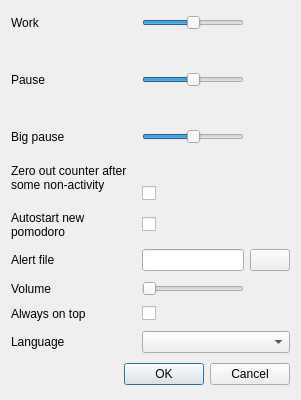
First picture: the form in src/settings.ui, repository rtkt/pomodoro, before the edit.
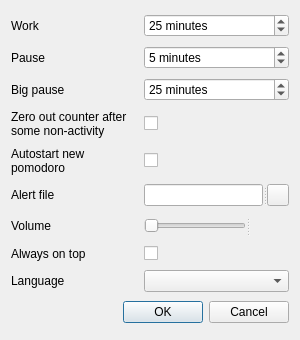
Second picture: the form after the edit.

What changed in the file:
```diff
--- a/src/settings.ui
+++ b/src/settings.ui
@@ -6,10 +6,16 @@
    <rect>
     <x>0</x>
     <y>0</y>
-    <width>301</width>
-    <height>400</height>
+    <width>300</width>
+    <height>340</height>
    </rect>
   </property>
+  <property name="minimumSize">
+   <size>
+    <width>300</width>
+    <height>340</height>
+   </size>
+  </property>
   <property name="windowTitle">
    <string>Settings</string>
   </property>
@@ -22,103 +28,77 @@
     </widget>
    </item>
    <item row="0" column="1">
-    <widget class="QSlider" name="work">
+    <widget class="QSpinBox" name="work">
+     <property name="toolTip">
+      <string>&lt;html&gt;&lt;head/&gt;&lt;body&gt;&lt;p&gt;Duration of pomodoros.&lt;/p&gt;&lt;/body&gt;&lt;/html&gt;</string>
+     </property>
+     <property name="suffix">
+      <string> minutes</string>
+     </property>
      <property name="minimum">
-      <number>15</number>
+      <number>10</number>
      </property>
      <property name="maximum">
-      <number>35</number>
+      <number>40</number>
      </property>
      <property name="value">
       <number>25</number>
      </property>
-     <property name="orientation">
-      <enum>Qt::Horizontal</enum>
-     </property>
     </widget>
    </item>
-   <item row="1" column="2">
-    <widget class="QLabel" name="workText">
-     <property name="maximumSize">
-      <size>
-       <width>16777215</width>
-       <height>22</height>
-      </size>
-     </property>
-     <property name="text">
-      <string/>
-     </property>
-     <property name="alignment">
-      <set>Qt::AlignRight|Qt::AlignTop|Qt::AlignTrailing</set>
-     </property>
-    </widget>
-   </item>
-   <item row="2" column="0">
+   <item row="1" column="0">
     <widget class="QLabel" name="pauseLabel">
      <property name="text">
       <string>Pause</string>
      </property>
     </widget>
    </item>
-   <item row="2" column="1">
-    <widget class="QSlider" name="pause">
+   <item row="1" column="1">
+    <widget class="QSpinBox" name="pause">
+     <property name="toolTip">
+      <string>&lt;html&gt;&lt;head/&gt;&lt;body&gt;&lt;p&gt;Duration of pauses.&lt;/p&gt;&lt;/body&gt;&lt;/html&gt;</string>
+     </property>
+     <property name="suffix">
+      <string> minutes</string>
+     </property>
      <property name="minimum">
       <number>2</number>
      </property>
      <property name="maximum">
-      <number>8</number>
-     </property>
-     <property name="pageStep">
-      <number>2</number>
+      <number>10</number>
      </property>
      <property name="value">
       <number>5</number>
      </property>
-     <property name="orientation">
-      <enum>Qt::Horizontal</enum>
-     </property>
     </widget>
    </item>
-   <item row="3" column="2">
-    <widget class="QLabel" name="pauseText">
-     <property name="maximumSize">
-      <size>
-       <width>16777215</width>
-       <height>22</height>
-      </size>
-     </property>
-     <property name="text">
-      <string/>
-     </property>
-     <property name="alignment">
-      <set>Qt::AlignRight|Qt::AlignTop|Qt::AlignTrailing</set>
-     </property>
-    </widget>
-   </item>
-   <item row="4" column="0">
+   <item row="2" column="0">
     <widget class="QLabel" name="bigPauseLabel">
      <property name="text">
       <string>Big pause</string>
      </property>
     </widget>
    </item>
-   <item row="4" column="1">
-    <widget class="QSlider" name="bigPause">
+   <item row="2" column="1">
+    <widget class="QSpinBox" name="bigPause">
+     <property name="toolTip">
+      <string>&lt;html&gt;&lt;head/&gt;&lt;body&gt;&lt;p&gt;Duration of big pauses&lt;/p&gt;&lt;p&gt;(after every fourth completed pomodoro).&lt;/p&gt;&lt;/body&gt;&lt;/html&gt;</string>
+     </property>
+     <property name="suffix">
+      <string> minutes</string>
+     </property>
      <property name="minimum">
       <number>10</number>
      </property>
      <property name="maximum">
-      <number>20</number>
+      <number>40</number>
      </property>
      <property name="value">
-      <number>15</number>
-     </property>
-     <property name="orientation">
-      <enum>Qt::Horizontal</enum>
+      <number>25</number>
      </property>
     </widget>
    </item>
-   <item row="5" column="0" rowspan="2">
+   <item row="3" column="0">
     <widget class="QLabel" name="autoZeroLabel">
      <property name="text">
       <string>Zero out counter after some non-activity</string>
@@ -128,30 +108,14 @@
      </property>
     </widget>
    </item>
-   <item row="5" column="2">
-    <widget class="QLabel" name="bigPauseText">
-     <property name="maximumSize">
-      <size>
-       <width>16777215</width>
-       <height>22</height>
-      </size>
-     </property>
-     <property name="text">
-      <string/>
-     </property>
-     <property name="alignment">
-      <set>Qt::AlignRight|Qt::AlignTop|Qt::AlignTrailing</set>
-     </property>
-    </widget>
-   </item>
-   <item row="6" column="1">
+   <item row="3" column="1">
     <widget class="QCheckBox" name="autoZero">
      <property name="text">
       <string/>
      </property>
     </widget>
    </item>
-   <item row="7" column="0">
+   <item row="4" column="0">
     <widget class="QLabel" name="autoStartLabel">
      <property name="text">
       <string>Autostart new pomodoro</string>
@@ -161,55 +125,104 @@
      </property>
     </widget>
    </item>
-   <item row="7" column="1">
+   <item row="4" column="1">
     <widget class="QCheckBox" name="autoStart">
      <property name="text">
       <string/>
      </property>
     </widget>
    </item>
-   <item row="8" column="0">
+   <item row="5" column="0">
     <widget class="QLabel" name="fileLabel">
      <property name="text">
       <string>Alert file</string>
      </property>
     </widget>
    </item>
-   <item row="8" column="1">
-    <widget class="QLineEdit" name="file"/>
-   </item>
-   <item row="8" column="2">
-    <widget class="QPushButton" name="fileBtn">
-     <property name="text">
-      <string/>
+   <item row="5" column="1">
+    <widget class="QSplitter" name="splitter">
+     <property name="orientation">
+      <enum>Qt::Horizontal</enum>
      </property>
+     <widget class="QLineEdit" name="file">
+      <property name="toolTip">
+       <string>&lt;html&gt;&lt;head/&gt;&lt;body&gt;&lt;p&gt;Path to the file.&lt;/p&gt;&lt;p&gt;Can be relative (beginning with a dot and slash).&lt;/p&gt;&lt;/body&gt;&lt;/html&gt;</string>
+      </property>
+     </widget>
+     <widget class="QPushButton" name="fileBtn">
+      <property name="sizePolicy">
+       <sizepolicy hsizetype="Fixed" vsizetype="Fixed">
+        <horstretch>0</horstretch>
+        <verstretch>0</verstretch>
+       </sizepolicy>
+      </property>
+      <property name="minimumSize">
+       <size>
+        <width>22</width>
+        <height>22</height>
+       </size>
+      </property>
+      <property name="maximumSize">
+       <size>
+        <width>22</width>
+        <height>22</height>
+       </size>
+      </property>
+      <property name="toolTip">
+       <string>Select an alarm file.</string>
+      </property>
+      <property name="text">
+       <string/>
+      </property>
+     </widget>
     </widget>
    </item>
-   <item row="9" column="0">
+   <item row="6" column="0">
     <widget class="QLabel" name="volumeLabel">
      <property name="text">
       <string>Volume</string>
      </property>
     </widget>
    </item>
-   <item row="9" column="1">
-    <widget class="QSlider" name="volume">
-     <property name="maximum">
-      <number>100</number>
-     </property>
+   <item row="6" column="1">
+    <widget class="QSplitter" name="splitter_2">
      <property name="orientation">
       <enum>Qt::Horizontal</enum>
      </property>
+     <widget class="QSlider" name="volume">
+      <property name="maximumSize">
+       <size>
+        <width>16777215</width>
+        <height>22</height>
+       </size>
+      </property>
+      <property name="maximum">
+       <number>100</number>
+      </property>
+      <property name="orientation">
+       <enum>Qt::Horizontal</enum>
+      </property>
+     </widget>
+     <widget class="QLabel" name="volumeText">
+      <property name="minimumSize">
+       <size>
+        <width>32</width>
+        <height>16</height>
+       </size>
+      </property>
+      <property name="maximumSize">
+       <size>
+        <width>50</width>
+        <height>16777215</height>
+       </size>
+      </property>
+      <property name="text">
+       <string/>
+      </property>
+     </widget>
     </widget>
    </item>
-   <item row="9" column="2">
-    <widget class="QLabel" name="volumeText">
-     <property name="text">
-      <string/>
-     </property>
-    </widget>
-   </item>
-   <item row="10" column="0">
+   <item row="7" column="0">
     <widget class="QLabel" name="onTopLabel">
      <property name="text">
       <string>Always on top</string>
@@ -219,21 +232,28 @@
      </property>
     </widget>
    </item>
-   <item row="10" column="1">
+   <item row="7" column="1">
     <widget class="QCheckBox" name="onTop">
      <property name="text">
       <string/>
      </property>
     </widget>
    </item>
-   <item row="11" column="0">
+   <item row="8" column="0">
     <widget class="QLabel" name="languageLabel">
      <property name="text">
       <string>Language</string>
      </property>
     </widget>
    </item>
-   <item row="12" column="0" colspan="3">
+   <item row="8" column="1">
+    <widget class="QComboBox" name="language">
+     <property name="toolTip">
+      <string>&lt;html&gt;&lt;head/&gt;&lt;body&gt;&lt;p&gt;Select a language.&lt;/p&gt;&lt;p&gt;If set to 'auto' (default), program will set its language automatically.&lt;/p&gt;&lt;/body&gt;&lt;/html&gt;</string>
+     </property>
+    </widget>
+   </item>
+   <item row="9" column="0" colspan="2">
     <widget class="QDialogButtonBox" name="buttonBox">
      <property name="orientation">
       <enum>Qt::Horizontal</enum>
@@ -243,9 +263,6 @@
      </property>
     </widget>
    </item>
-   <item row="11" column="1" colspan="2">
-    <widget class="QComboBox" name="language"/>
-   </item>
   </layout>
  </widget>
  <resources/>
```
Left out of the diff: 9 changed lines with no effect on the pictures.
